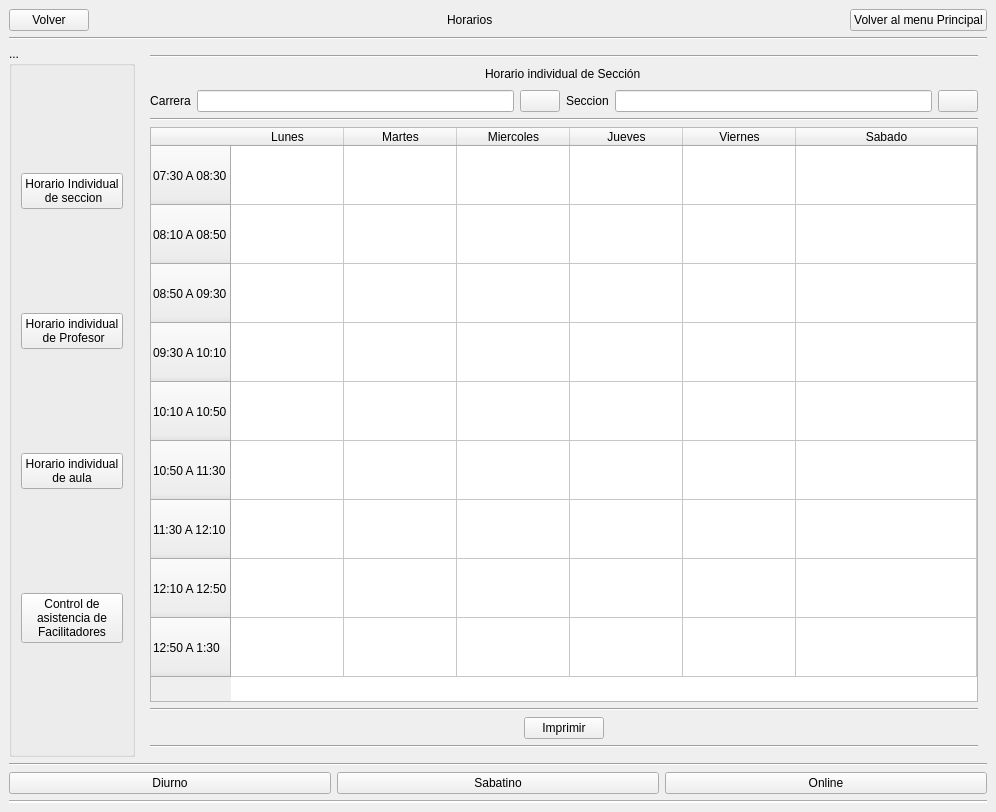
Qt form ui/menu-horarios_principal.ui (Reinaldito04/IUTA----HORARIOS) before a commit.
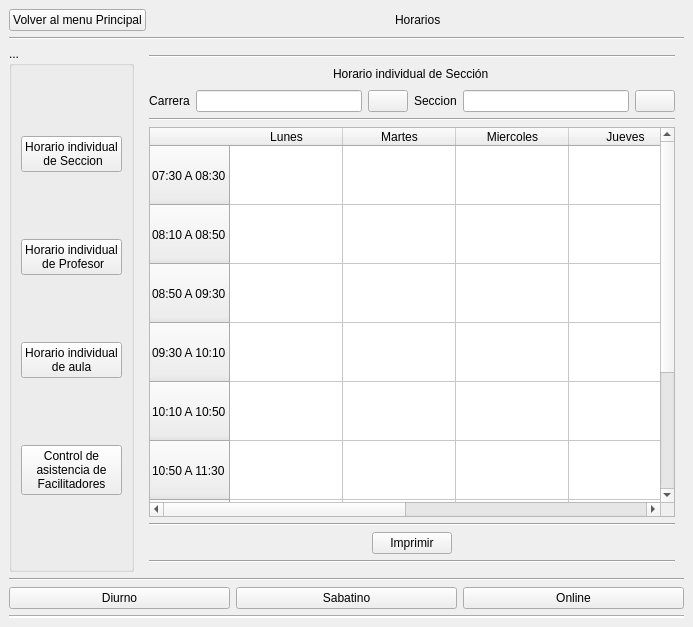
The same form after that commit. The open tabs and pages were chosen to show the change. Icons and pictures are not drawn.

Diff of the .ui file:
```diff
--- a/ui/menu-horarios_principal.ui
+++ b/ui/menu-horarios_principal.ui
@@ -6,8 +6,8 @@
    <rect>
     <x>0</x>
     <y>0</y>
-    <width>996</width>
-    <height>812</height>
+    <width>693</width>
+    <height>627</height>
    </rect>
   </property>
   <property name="windowTitle">
@@ -18,9 +18,9 @@
     <item>
      <layout class="QHBoxLayout" name="horizontalLayout_2">
       <item>
-       <widget class="QPushButton" name="btn_volver">
+       <widget class="QPushButton" name="btn_volver_menu">
         <property name="text">
-         <string>Volver</string>
+         <string>Volver al menu Principal</string>
         </property>
        </widget>
       </item>
@@ -57,13 +57,6 @@
         </property>
        </spacer>
       </item>
-      <item>
-       <widget class="QPushButton" name="btn_volver_menu">
-        <property name="text">
-         <string>Volver al menu Principal</string>
-        </property>
-       </widget>
-      </item>
      </layout>
     </item>
     <item>
@@ -84,8 +77,8 @@
          <item>
           <widget class="QPushButton" name="bt_stckwdgt_individualSeccion">
            <property name="text">
-            <string>Horario Individual
- de seccion</string>
+            <string>Horario individual 
+ de Seccion</string>
            </property>
           </widget>
          </item>
```
Left out of the diff: 8 changed lines with no effect on the pictures.
